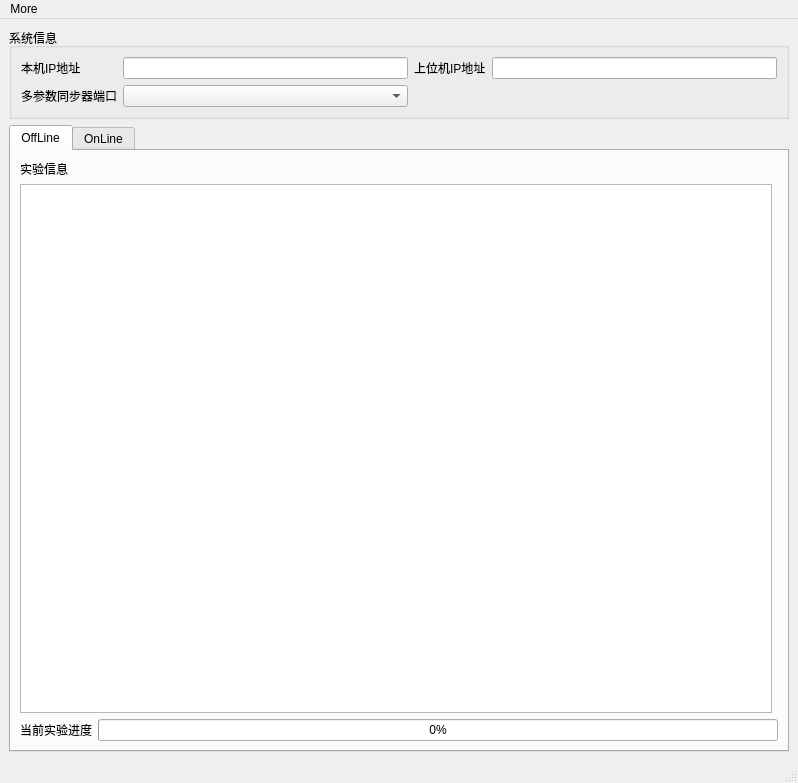
Old version of the form gui_lib/GUI.ui in the repository yuse45678/NanoBCIRobitics.
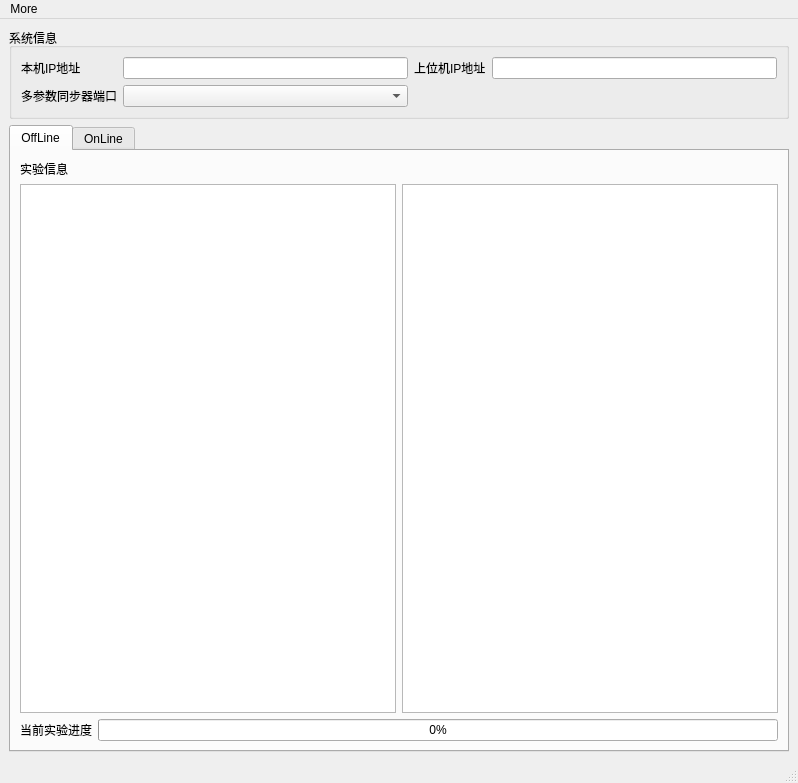
New version of the form.

```diff
--- a/gui_lib/GUI.ui
+++ b/gui_lib/GUI.ui
@@ -145,6 +145,9 @@
           </property>
          </widget>
         </item>
+        <item row="1" column="1">
+         <widget class="QTextBrowser" name="TipstextBrowser"/>
+        </item>
        </layout>
       </widget>
       <widget class="QWidget" name="tab_2">
```
